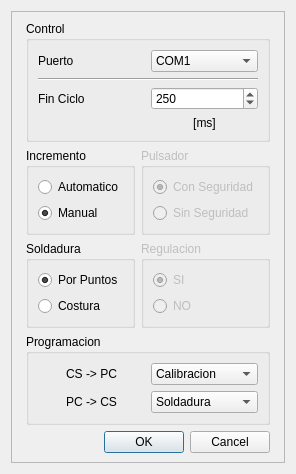
This is src/configuracion/guiConfiguracion.ui in marcelo21/controlSoldadura-pc as Qt 5 draws it before an edit. The edited form follows.
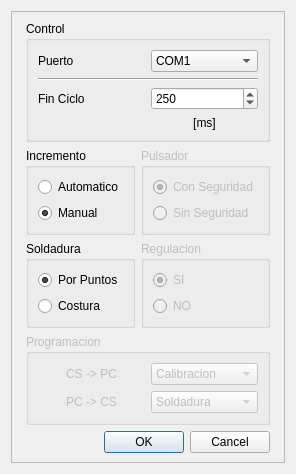
This is the edited form. Icons and pictures are not drawn.

Commit message: se modifico la guiConfiguracion para evitar problemas futuros

```diff
--- a/src/configuracion/guiConfiguracion.ui
+++ b/src/configuracion/guiConfiguracion.ui
@@ -90,6 +90,9 @@
       </item>
       <item row="3" column="1" colspan="3">
        <widget class="QGroupBox" name="groupBox_6">
+        <property name="enabled">
+         <bool>false</bool>
+        </property>
         <property name="title">
          <string>Programacion</string>
         </property>
```
